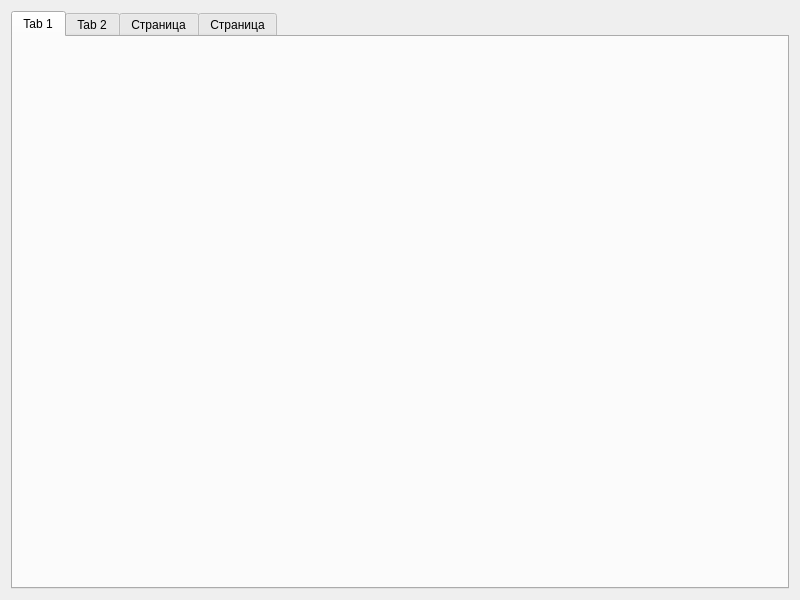
Above: model.ui from mikkk-0/Sklad before the change. Below: the same form after it.
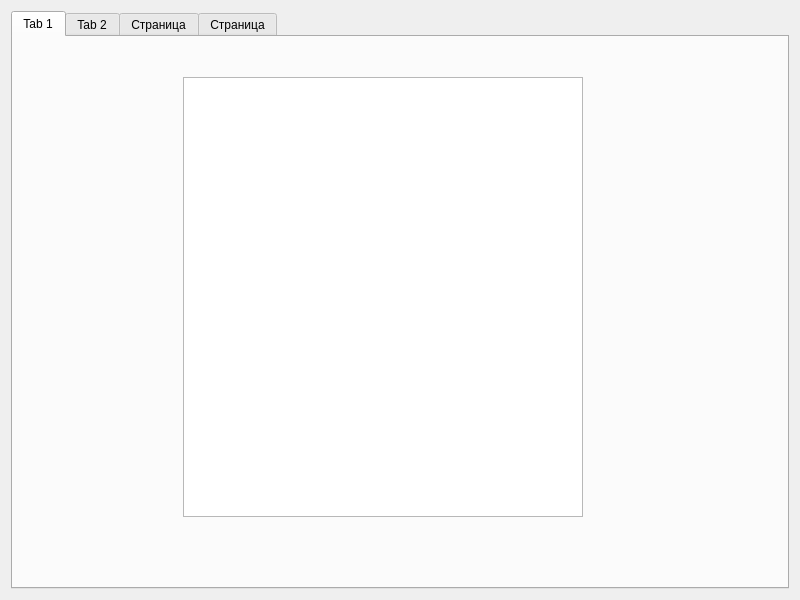
That is the form after the change. The open tabs and pages were chosen to show the change.

Patch:
```diff
--- a/model.ui
+++ b/model.ui
@@ -23,6 +23,16 @@
       <attribute name="title">
        <string>Tab 1</string>
       </attribute>
+      <widget class="QListWidget" name="listWidget">
+       <property name="geometry">
+        <rect>
+         <x>170</x>
+         <y>40</y>
+         <width>400</width>
+         <height>440</height>
+        </rect>
+       </property>
+      </widget>
      </widget>
      <widget class="QWidget" name="tab_2">
       <attribute name="title">
```
Left out of the diff: 2 changed lines with no effect on the pictures.
